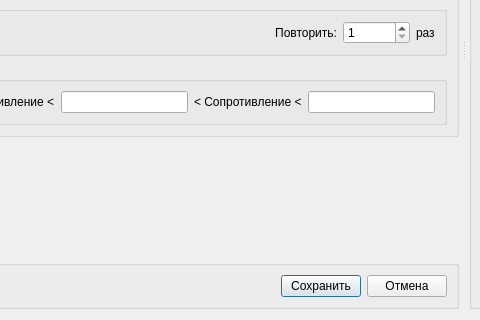
neurocomputer/MemriBoard, file gui/uies/signal.ui: the form before one commit; both pictures show x 361 to 841 and y 222 to 542 of the 1136 by 542 pixel window.
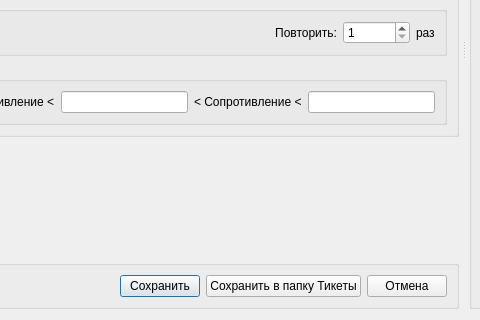
The form after the commit. Custom widgets are drawn as their Qt base class.

Commit message: Signal: file saving simplified

Patch:
```diff
--- a/gui/uies/signal.ui
+++ b/gui/uies/signal.ui
@@ -441,6 +441,13 @@
             </property>
            </widget>
           </item>
+          <item>
+           <widget class="QPushButton" name="button_save_to_file">
+            <property name="text">
+             <string>Сохранить в папку Тикеты</string>
+            </property>
+           </widget>
+          </item>
           <item>
            <widget class="QPushButton" name="button_cancel">
             <property name="text">
```
The commit also changes 7 other files.
